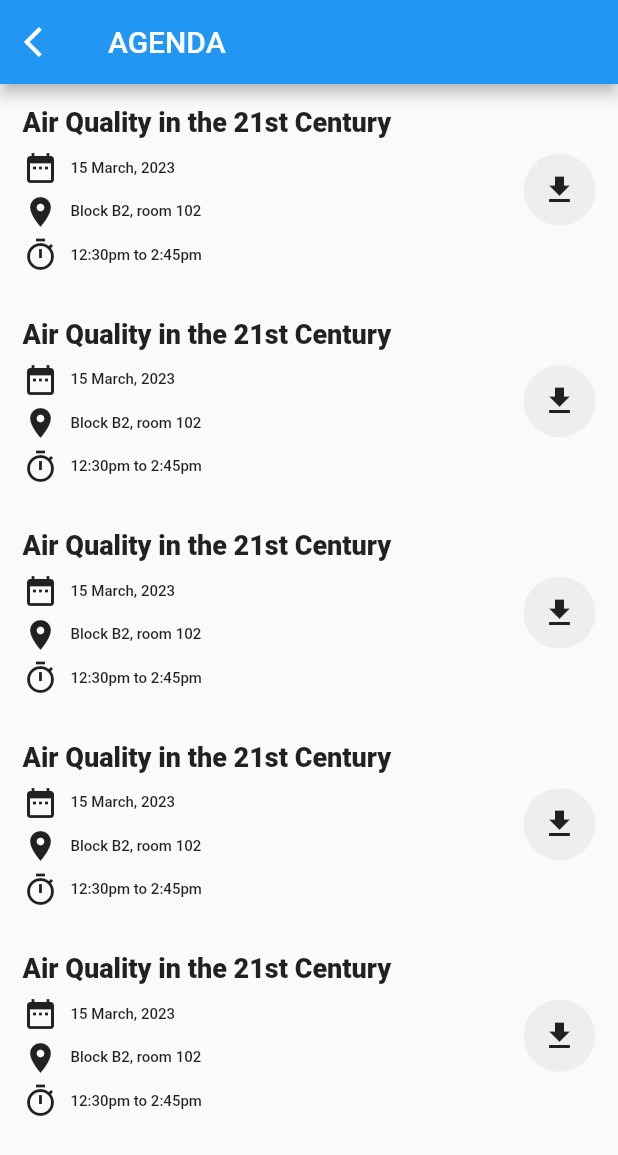
After one commit to Priyanshujha11/final_app_cu, a Flutter app: the AgendaScreen screen opened directly, on a phone screen of 412 x 824 dp. The commit adds this screen. Shown: the top 1155 px of the screen. Run offline on Flutter 3.47's test engine with Material 2 defaults, Android fonts, the phone set to English and light mode, and no system bars; our stand-ins replace cloud_firestore, firebase_auth, firebase_core, get; missing offline and left inert: email_otp, onboarding; accounts and stored records are empty; network calls fail.

Commit message:
adding agenda ui

```diff
--- /dev/null
+++ b/lib/view/agenda.dart
@@ -0,0 +1,120 @@
+import 'package:final_app_cu/view/home_page.dart';
+import 'package:flutter/material.dart';
+import 'package:get/get.dart';
+
+class AgendaScreen extends StatefulWidget {
+  const AgendaScreen({super.key});
+
+  @override
+  State<AgendaScreen> createState() => _AgendaScreenState();
+}
+
+class _AgendaScreenState extends State<AgendaScreen> {
+  String title = "Air Quality in the 21st Century";
+  String location = "Block B2, room 102";
+  String date = "15 March, 2023";
+  String duration = "12:30pm to 2:45pm";
+
+  @override
+  Widget build(BuildContext context) {
+    return Scaffold(
+      appBar: AppBar(
+          leading: GestureDetector(
+              onTap: () {
+                Get.to(HomePage());
+              },
+              child: Icon(Icons.arrow_back_ios)),
+          title: Text('AGENDA')),
+      body: ListView.builder(
+        itemCount: 5,
+        itemBuilder: (context, index) {
+          return listItem(title, location, date, duration);
+        },
+      ),
+    );
+  }
+
+  Widget listItem(String title, String location, String date, String duration) {
+    return Container(
+        child: Row(
+          mainAxisAlignment: MainAxisAlignment.spaceBetween,
+      children: [
+        Padding(
+          padding: const EdgeInsets.all(15.0),
+          child: Column(
+            crossAxisAlignment: CrossAxisAlignment.start,
+            children: [
+              Text(
+                title,
+                style:
+                    const TextStyle(fontSize: 18, fontWeight: FontWeight.w800),
+              ),
+              const SizedBox(
+                height: 8,
+              ),
+              Row(
+                children: [
+                  const Icon(Icons.date_range),
+                  const SizedBox(
+                    width: 8,
+                  ),
+                  Text(
+                    date,
+                    style: const TextStyle(
+                        fontSize: 10, fontWeight: FontWeight.w500),
+                  ),
+                ],
+              ),
+              const SizedBox(
+                height: 5,
+              ),
+              Row(
+                children: [
+                  const Icon(Icons.location_on),
+                  const SizedBox(
+                    width: 8,
+                  ),
+                  Text(
+                    location,
+                    style: const TextStyle(
+                        fontSize: 10, fontWeight: FontWeight.w500),
+                  ),
+                ],
+              ),
+              const SizedBox(
+                height: 5,
+              ),
+              Row(
+                children: [
+                  const Icon(Icons.timer_outlined),
+                  const SizedBox(
+                    width: 8,
+                  ),
+                  Text(
+                    duration,
+                    style: const TextStyle(
+                        fontSize: 10, fontWeight: FontWeight.w500),
+                  ),
+                ],
+              )
+            ],
+          ),
+        ),
+        Padding(
+          padding: const EdgeInsets.all(15.0),
+          child: Container(
+            child: GestureDetector(
+              onTap: (){},
+              child: Padding(
+                padding: const EdgeInsets.all(12.0),
+                child: Icon(Icons.download),
+              )),
+            decoration: BoxDecoration(
+                color: Colors.grey.shade200, shape: BoxShape.circle),
+            // pdf download
+          ),
+        ),
+      ],
+    ));
+  }
+}
--- a/lib/view/verify_otp_screen.dart
+++ b/lib/view/verify_otp_screen.dart
@@ -1,4 +1,5 @@
 import 'package:email_otp/email_otp.dart';
+import 'package:final_app_cu/view/agenda.dart';
 import 'package:final_app_cu/view/home_page.dart';
 import 'package:final_app_cu/view/profile_page.dart';
 import 'package:flutter/material.dart';
@@ -121,7 +122,7 @@ class _OtpScreenState extends State<OtpScreen> {
                   content: Text("OTP is verified"),
                 ));
                 Navigator.push(context,
-                    MaterialPageRoute(builder: (context) => const MyProfile()));
+                    MaterialPageRoute(builder: (context) => const AgendaScreen()));
               } else {
                 ScaffoldMessenger.of(context).showSnackBar(const SnackBar(
                   content: Text("Invalid OTP"),
```
